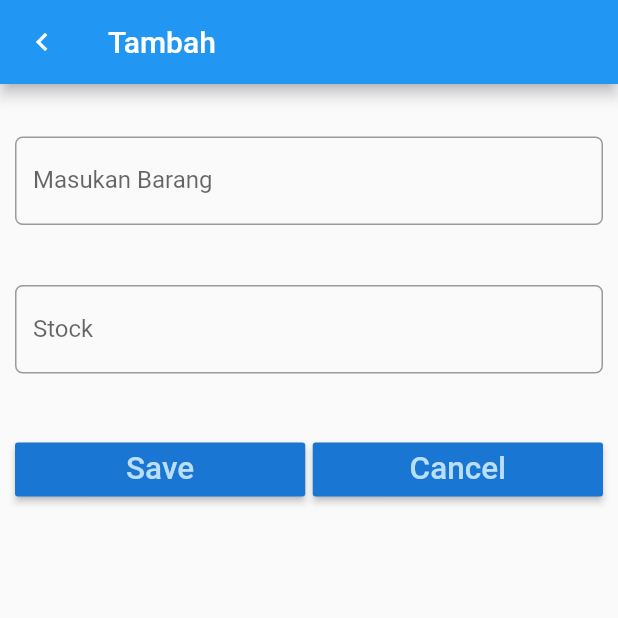
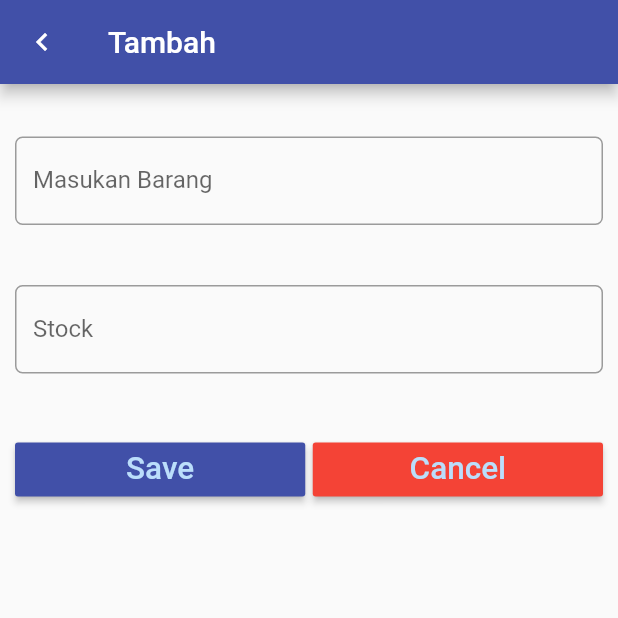
Before and after one commit to xyperam/warungku, a Flutter app: the Home screen opened directly, after a tap on the "add" icon, on a phone screen of 412 x 824 dp, the top half of it. Run offline on Flutter 3.47's test engine with Material 2 defaults, Android fonts, the phone set to English and light mode, and no system bars; our stand-ins replace animated_splash_screen, lottie, sqflite; accounts and stored records are empty.

Commit message:
update UI

```diff
--- a/lib/views/form.dart
+++ b/lib/views/form.dart
@@ -21,11 +21,12 @@ class EntryFormState extends State<EntryForm> {
       namaBarangController.text = barang.namaBarang;
       stockController.text = barang.stock;
     }
-    //rubah
+    //form update
     return Scaffold(
         appBar: AppBar(
-          title: barang == null ? Text('Tambah') : Text('Rubah'),
+          title: barang == null ? Text('Tambah') : Text('Update'),
           leading: Icon(Icons.keyboard_arrow_left),
+          backgroundColor: Color(0xFF4150A8),
         ),
         body: Padding(
           padding: EdgeInsets.only(top: 15.0, left: 10.0, right: 10.0),
@@ -53,7 +54,7 @@ class EntryFormState extends State<EntryForm> {
                 padding: EdgeInsets.only(top: 20.0, bottom: 20.0),
                 child: TextField(
                   controller: stockController,
-                  keyboardType: TextInputType.phone,
+                  keyboardType: TextInputType.number,
                   decoration: InputDecoration(
                     labelText: 'Stock',
                     border: OutlineInputBorder(
@@ -73,7 +74,7 @@ class EntryFormState extends State<EntryForm> {
                     // button save
                     Expanded(
                       child: RaisedButton(
-                        color: Theme.of(context).primaryColorDark,
+                        color: Color(0xFF4150A8),
                         textColor: Theme.of(context).primaryColorLight,
                         child: Text(
                           'Save',
@@ -99,7 +100,7 @@ class EntryFormState extends State<EntryForm> {
                     // tombol batal
                     Expanded(
                       child: RaisedButton(
-                        color: Theme.of(context).primaryColorDark,
+                        color: Colors.red,
                         textColor: Theme.of(context).primaryColorLight,
                         child: Text(
                           'Cancel',
--- a/lib/views/home.dart
+++ b/lib/views/home.dart
@@ -17,6 +17,14 @@ class HomeState extends State<Home> {
   DbHelper dbHelper = DbHelper();
   int count = 0;
   List<Barang> listbarang;
+
+  @override
+  initState() {
+    super.initState();
+    // baca Shared Preferences
+    updateListView();
+  }
+
   @override
   Widget build(BuildContext context) {
     if (listbarang == null) {
@@ -24,17 +32,21 @@ class HomeState extends State<Home> {
     }
     return Scaffold(
       appBar: AppBar(
-        title: Text('Warungku'),
+        title: Text('Daftar Sembako'),
+        backgroundColor: Color(0xFF4150A8),
       ),
       // body: Menu(),
       body: createListView(),
       floatingActionButton: FloatingActionButton(
-        child: Icon(Icons.add),
+        child: Icon(
+          Icons.add,
+        ),
         tooltip: 'Tambah Data',
         onPressed: () async {
           var barang = await navigateToEntryForm(context, null);
           if (barang != null) addBarang(barang);
         },
+        backgroundColor: Color(0xFF4150A8),
       ),
     );
   }
@@ -63,51 +75,29 @@ class HomeState extends State<Home> {
               this.listbarang[index].namaBarang,
               style: textStyle,
             ),
-            subtitle: Text(this.listbarang[index].stock),
+            subtitle: Text('Stock : ' + this.listbarang[index].stock),
             trailing: GestureDetector(
-              child: Icon(Icons.delete),
+              child: Icon(
+                Icons.delete,
+                color: Colors.red,
+              ),
               onTap: () {
                 deleteBarang(listbarang[index]);
               },
             ),
             onTap: () async {
-              var contact =
+              var barang =
                   await navigateToEntryForm(context, this.listbarang[index]);
-              if (contact != null) editBarang(contact);
+              if (barang != null) editBarang(barang);
             },
           ),
         );
 // Component END
       },
     );
-
-// SingleChildScrollView dataTable(List<Barang>listbarang){
-//   return SingleChildScrollView(
-//     scrollDirection: Axis.vertical,
-//     child: DataTable(columns: [
-//       DataColumn(label: Text('Nama Barang')),
-//       DataColumn(label: Text('Stock')),
-//       DataColumn(label: Text('Delete')),
-//     ],
-//     rows: listbarang
-//     .map(
-//       (barang)=>DataRow(cells: [
-//         DataCell(
-//           Text( this.listbarang[index].namaBarang)
-//         ),
-//                DataCell(
-//           Text( this.listbarang[index].stock)
-//         ),
-//       ])
-//     )
-//     ,
-//     ),
-//   )
-// }
   }
 
 // Button To Form END
-
 
 // LOGIC START
 
```
Also changed, not shown: lib/views/Menu.dart (+16 -6 lines).
